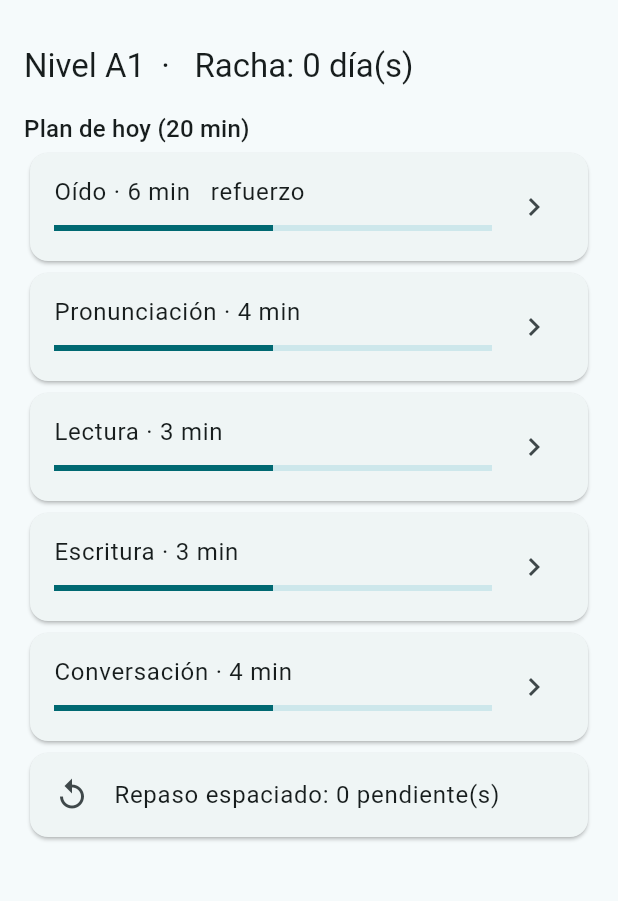
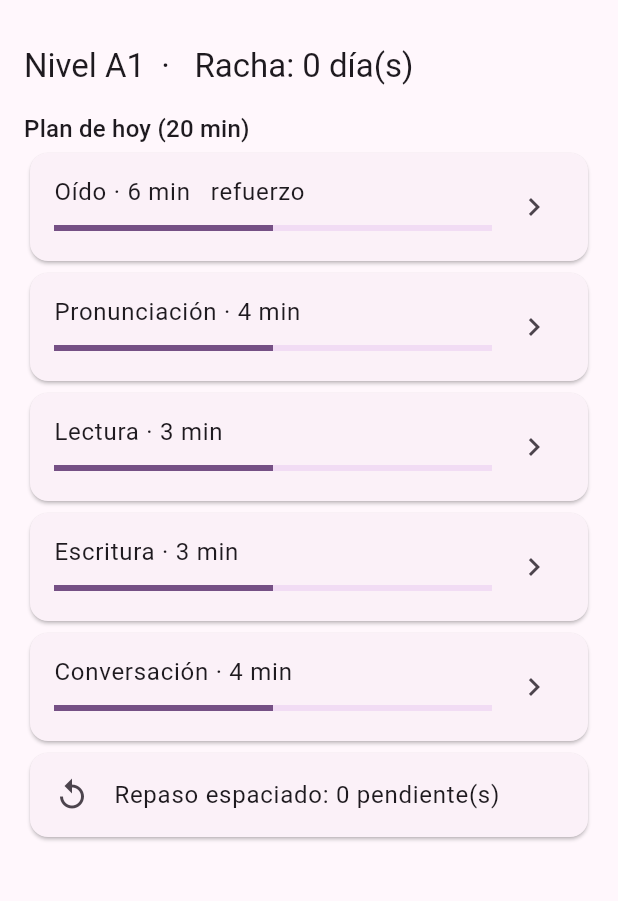
Before and after one commit to 1225100305oecg-art/Habla-Ingles-IA, a Flutter app: the screen it shows after launch, on a phone screen of 412 x 824 dp, the part 63-964 px from its top. Run offline on Flutter 3.47's test engine with Material 3 defaults, Android fonts, the phone set to English and light mode, and no system bars; our stand-ins replace flutter_tts, shared_preferences, speech_to_text.

Commit message:
Update main.dart

```diff
--- a/lib/main.dart
+++ b/lib/main.dart
@@ -22,7 +22,7 @@ class _HablaFluidoAppState extends State<HablaFluidoApp> {
   Widget build(BuildContext context) => MaterialApp(
         title: 'Habla Fluido',
         debugShowCheckedModeBanner: false,
-        theme: ThemeData(colorSchemeSeed: const Color(0xFF0E7C86), useMaterial3: true),
+        theme: ThemeData(colorSchemeSeed: const Color(0xFFE7C8F0), useMaterial3: true),
         home: FutureBuilder<void>(
           future: _inicio,
           builder: (_, s) => s.connectionState == ConnectionState.done
```
